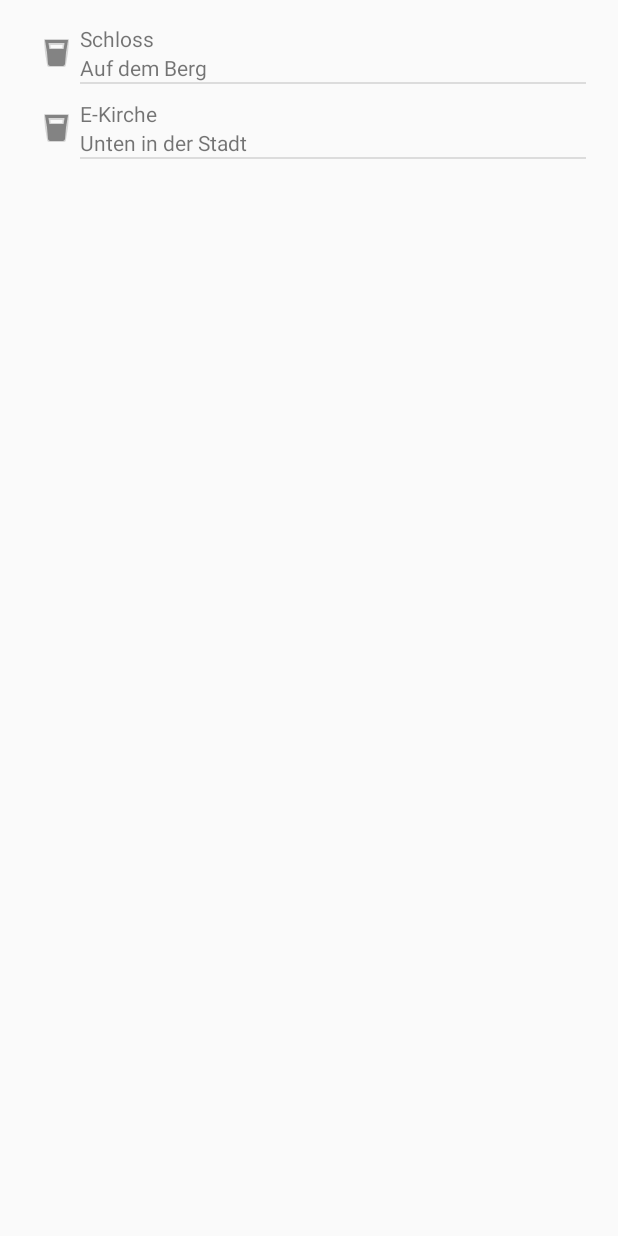
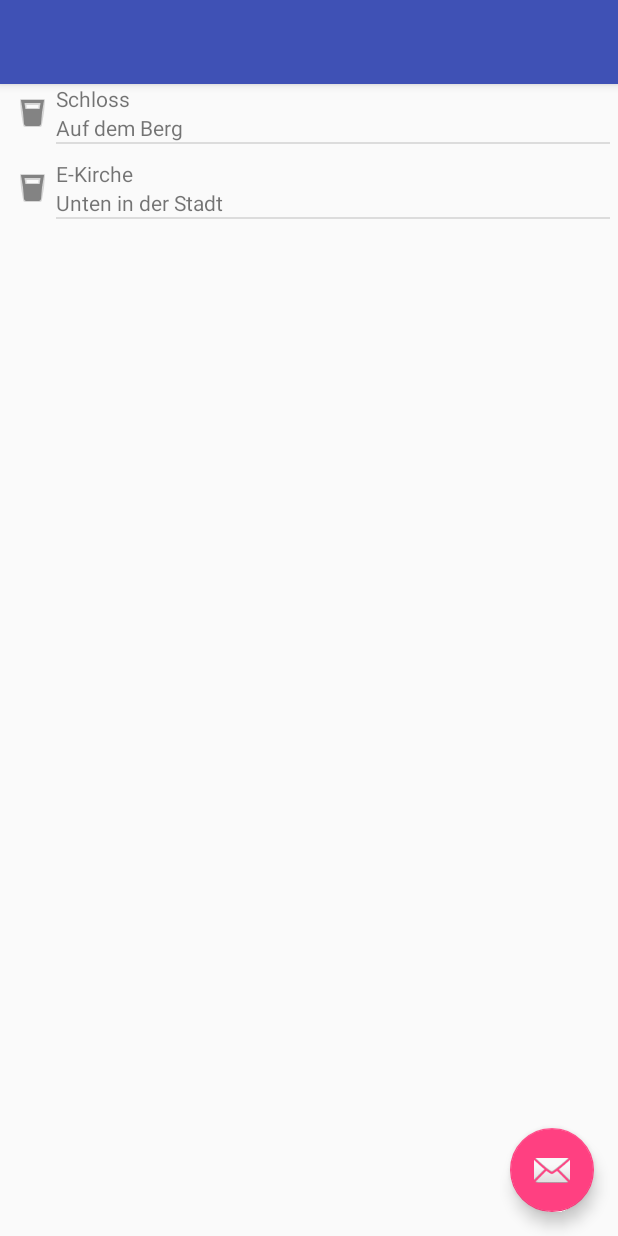
Before and after one commit to pflingstring/place-planner, an Android app: the screen it shows after launch (LocationsMainActivity), on a phone screen of 412 x 824 dp. Run offline under Robolectric (Android 15) with nearby library versions, the light colour scheme and no system bars.

Commit message:
add toolbar back to the main activity

```diff
--- a/SWP16_Impl_NST/app/src/main/res/layout/activity_locations_main.xml
+++ b/SWP16_Impl_NST/app/src/main/res/layout/activity_locations_main.xml
@@ -1,22 +1,52 @@
 <?xml version="1.0" encoding="utf-8"?>
-<RelativeLayout
+<android.support.design.widget.CoordinatorLayout
     xmlns:android="http://schemas.android.com/apk/res/android"
+    xmlns:app="http://schemas.android.com/apk/res-auto"
     xmlns:tools="http://schemas.android.com/tools"
     android:layout_width="match_parent"
     android:layout_height="match_parent"
-    android:paddingBottom="@dimen/activity_vertical_margin"
-    android:paddingLeft="@dimen/activity_horizontal_margin"
-    android:paddingRight="@dimen/activity_horizontal_margin"
-    android:paddingTop="@dimen/activity_vertical_margin"
-    tools:context=".locations.LocationsMainActivity">
+    android:fitsSystemWindows="true"
+    tools:context="swp.swp16_impl_nst.locations.LocationsMainActivity">
 
-
-    <android.support.v7.widget.RecyclerView
+    <LinearLayout
         android:layout_width="match_parent"
         android:layout_height="match_parent"
-        android:id="@+id/rview_locations"
-        >
-    </android.support.v7.widget.RecyclerView>
+        android:orientation="vertical">
 
+        <android.support.design.widget.AppBarLayout
+            android:layout_width="match_parent"
+            android:layout_height="wrap_content"
+            android:theme="@style/AppTheme.AppBarOverlay">
 
-</RelativeLayout>
+            <android.support.v7.widget.Toolbar
+                android:id="@+id/toolbar"
+                android:layout_width="match_parent"
+                android:layout_height="?attr/actionBarSize"
+                android:background="?attr/colorPrimary"
+                app:popupTheme="@style/AppTheme.PopupOverlay"/>
+
+        </android.support.design.widget.AppBarLayout>
+
+        <android.support.v7.widget.RecyclerView
+            android:id="@+id/rview_locations"
+            android:layout_width="match_parent"
+            android:layout_height="match_parent">
+        </android.support.v7.widget.RecyclerView>
+    </LinearLayout>
+
+    <!--<fragment-->
+        <!--android:name="swp.swp16_impl_nst.locations.LocationDetailsFragment"-->
+        <!--android:id="@+id/main_content"-->
+        <!--android:layout_width="match_parent"-->
+        <!--android:layout_height="match_parent">-->
+    <!--</fragment>-->
+
+    <android.support.design.widget.FloatingActionButton
+        android:id="@+id/fab"
+        android:layout_width="wrap_content"
+        android:layout_height="wrap_content"
+        android:layout_gravity="bottom|end"
+        android:layout_margin="@dimen/fab_margin"
+        android:src="@android:drawable/ic_dialog_email"/>
+
+</android.support.design.widget.CoordinatorLayout>
```
